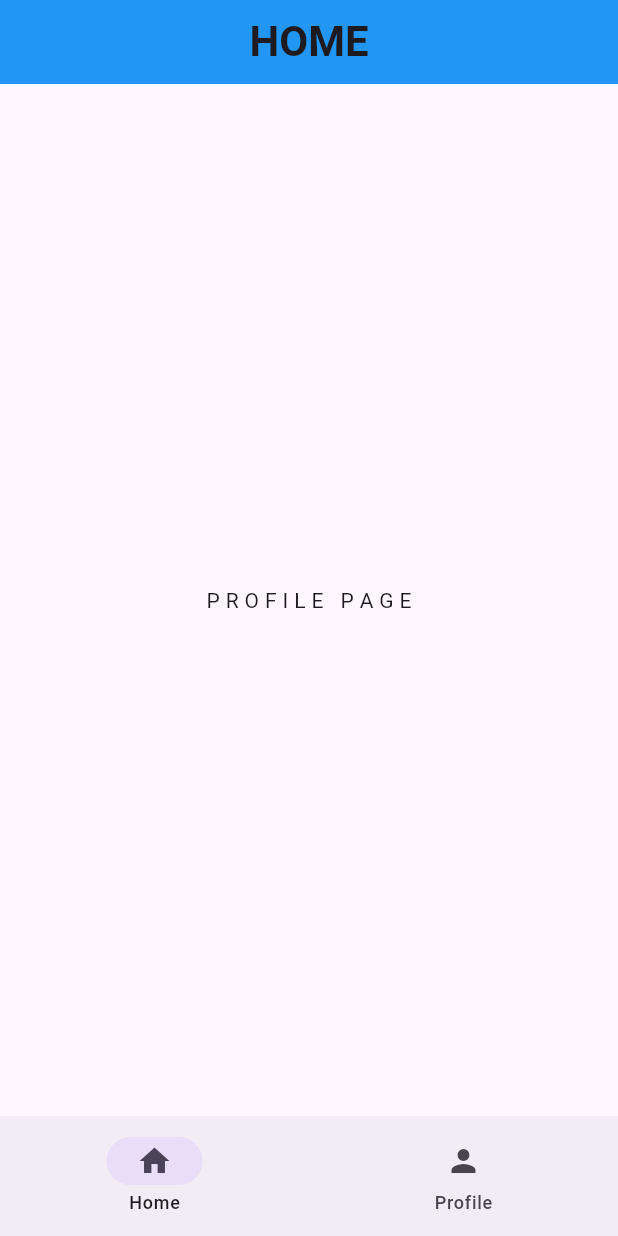
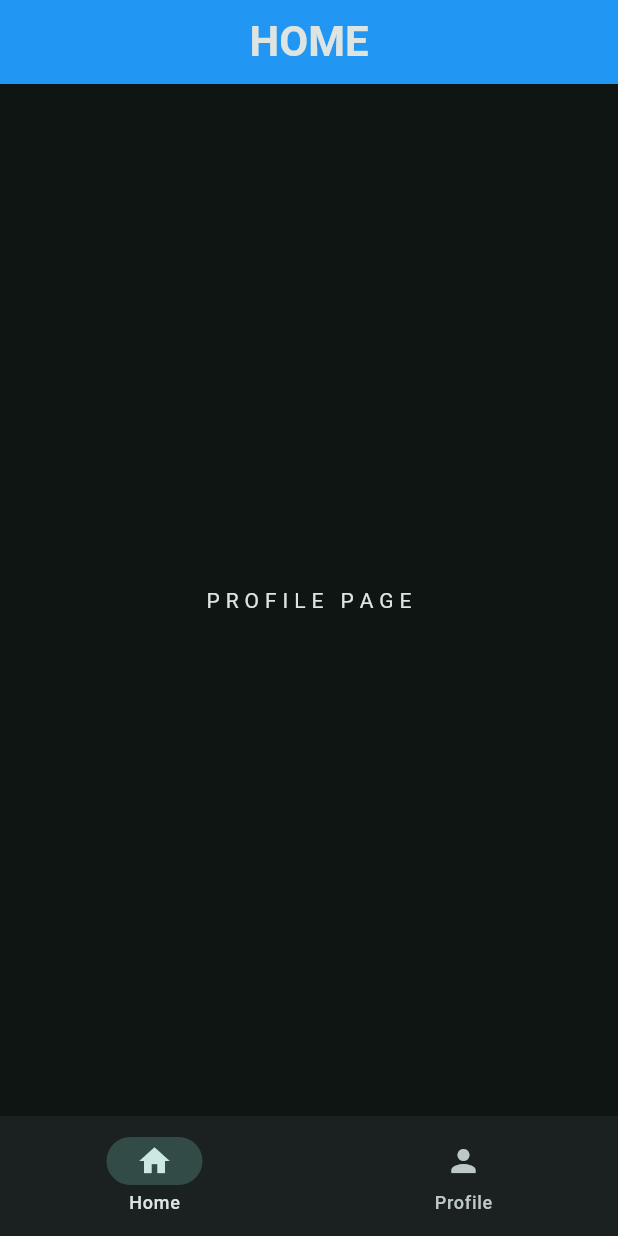
Before and after one commit to KIWOLY/flutter_basic, a Flutter app: the screen it shows after launch, on a phone screen of 412 x 824 dp. Run offline on Flutter 3.47's test engine with Material 3 defaults, Android fonts, the phone set to English and light mode, and no system bars.

```diff
--- /dev/null
+++ b/real/lib/data/notifiers.dart
@@ -0,0 +1,5 @@
+import 'package:flutter/material.dart';
+
+ValueNotifier<int> selectedPageNotifier = ValueNotifier(0);
+
+ValueNotifier<bool> isDarkModeNotifier = ValueNotifier(true);
--- a/real/lib/main.dart
+++ b/real/lib/main.dart
@@ -15,10 +15,12 @@ class MyApp extends StatelessWidget {
       debugShowCheckedModeBanner: false,
       title: 'Flutter Demo',
       theme: ThemeData(
-
-        colorScheme: ColorScheme.fromSeed(seedColor: Colors.deepPurple),
+        colorScheme: ColorScheme.fromSeed(
+          seedColor: Colors.teal,
+          brightness: Brightness.dark,
+        ),
       ),
-      home: HomePage()
+      home: HomePage(),
     );
   }
 }
--- a/real/lib/pages/home.dart
+++ b/real/lib/pages/home.dart
@@ -1,4 +1,5 @@
 import 'package:flutter/material.dart';
+import 'package:real/data/notifiers.dart';
 import 'package:real/pages/home_page.dart';
 import 'package:real/pages/profile.dart';
 
@@ -18,12 +19,26 @@ class HomePage extends StatelessWidget {
         centerTitle: true,
         backgroundColor: Colors.blue,
       ),
-      body: pages.elementAt(0),
-      bottomNavigationBar: NavigationBar(
-        destinations: [
-          NavigationDestination(icon: Icon(Icons.home), label: "Home"),
-          NavigationDestination(icon: Icon(Icons.person), label: "Profile"),
-        ],
+      body: ValueListenableBuilder(
+        valueListenable: selectedPageNotifier,
+        builder: (context, selectedPage, child) {
+          return pages.elementAt(selectedPage);
+        },
+      ),
+      bottomNavigationBar: ValueListenableBuilder(
+        valueListenable: selectedPageNotifier,
+        builder: (context, selectedPage, child) {
+          return NavigationBar(
+            destinations: [
+              NavigationDestination(icon: Icon(Icons.home), label: "Home"),
+              NavigationDestination(icon: Icon(Icons.person), label: "Profile"),
+            ],
+            onDestinationSelected: (value) => {
+              selectedPageNotifier.value = value,
+            },
+            selectedIndex: selectedPage,
+          );
+        },
       ),
     );
   }
```
